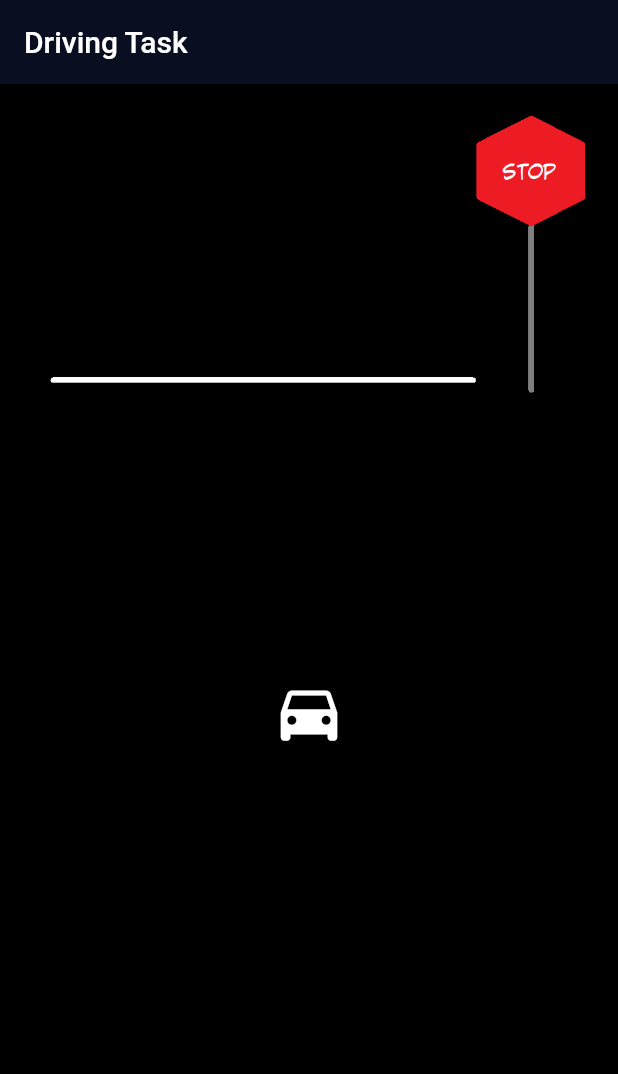
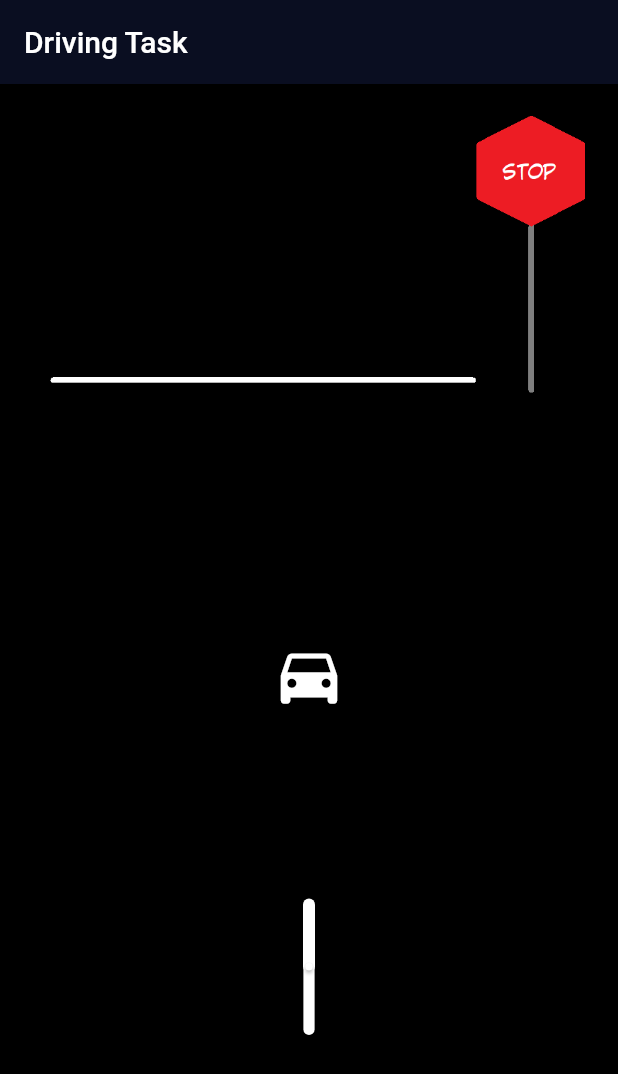
Before and after one commit to florencelarkin/ramp_task, a Flutter app: the screen it shows after launch, on a phone screen of 412 x 824 dp. Shown: the top 1074 px of the screen. Run offline on Flutter 3.47's test engine with Material 2 defaults, Android fonts, the phone set to English and light mode, and no system bars; our stand-ins replace sensors.

```diff
--- a/lib/main_page.dart
+++ b/lib/main_page.dart
@@ -67,14 +67,21 @@ class _MainPageState extends State<MainPage> with TickerProviderStateMixin{
               },
             ),
             Container(
-              height: 50.0,
+              height: 100.0,
                 child: Transform.scale(
                   scale: 0.25,
                   child: Transform.rotate(
                     angle: pi/2,
+                    child: SliderTheme(
+                      data: SliderTheme.of(context).copyWith(
+                        trackHeight: 30.0,
+                        thumbColor: Colors.white,
+                        activeTrackColor: Colors.white,
+                        inactiveTrackColor: Colors.white,
+                      ),
                       child: Slider(
-                      inactiveColor: Colors.black,
-                      activeColor: Colors.black,
+                        inactiveColor: Colors.white,
+                        activeColor: Colors.white,
                         value: joyStickPos,
                         min: -100.0,
                         max: 100.0,
@@ -82,15 +89,16 @@ class _MainPageState extends State<MainPage> with TickerProviderStateMixin{
                           setState(() {
                             joyStickPos = newValue / 100;
                             print(newValue);
-                          dy = ((-.35*getCurrentPos)+(-joyStickPos*50.0))*0.033;
+                            dy = ((-.2*getCurrentPos)+(joyStickPos*50.0))*0.033;
                             getCurrentPos = dy + getCurrentPos;
                           });
                         },
-                      onChangeEnd: (double newValue) {
+                       /* onChangeEnd: (double newValue) {
                           setState(() {
                             newValue = 0;
                           });
-                      },
+                        },*/
+                      ),
                     ),
                   ),
                 ),
```
Lines whose indentation alone changed are shown as unchanged.
